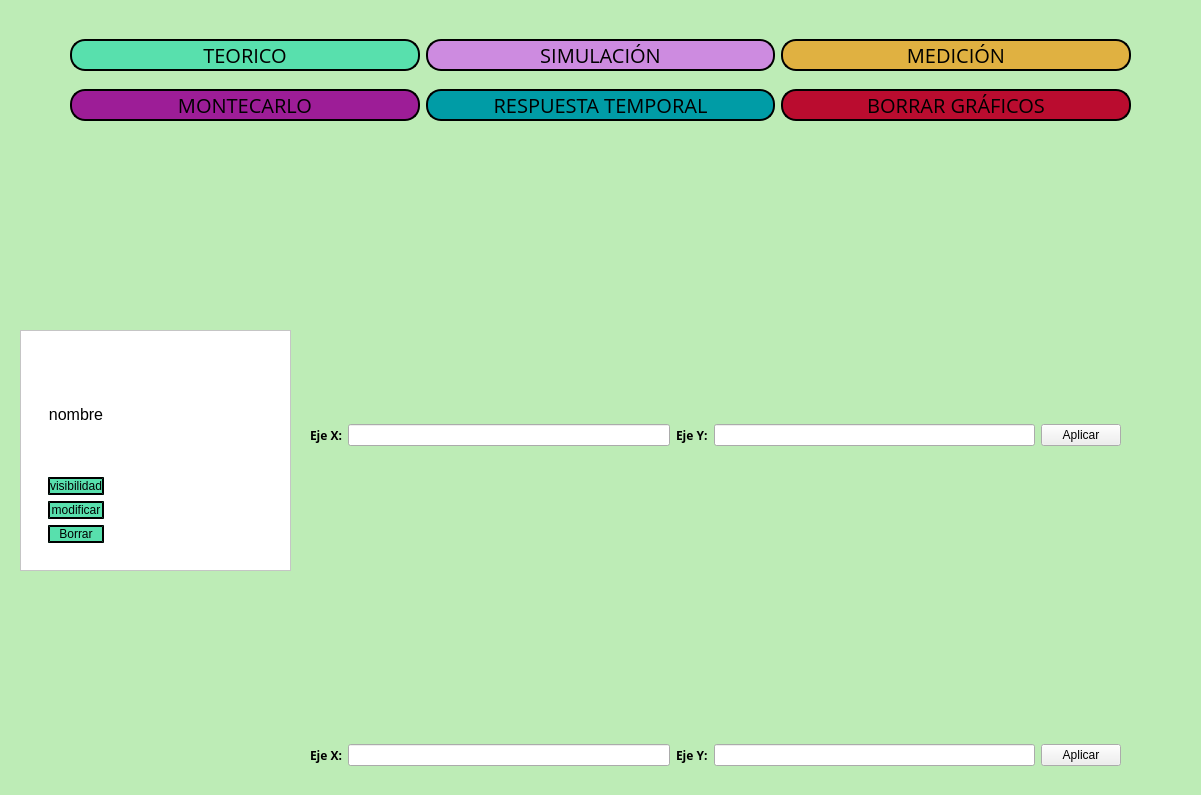
Before: the Qt Designer form frontend/menu.ui in odevincenti/TC-TP1, drawn with Qt 5.
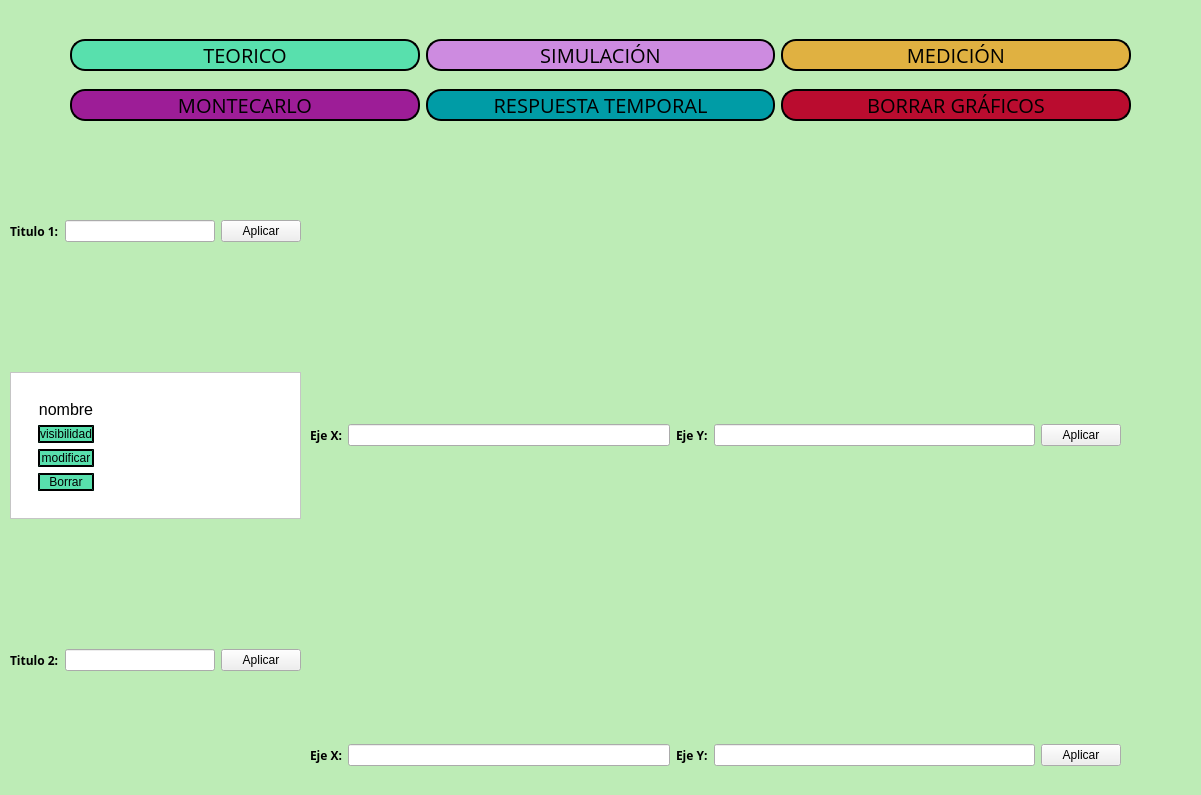
After: the same form once the commit is applied. Custom widgets are drawn as their Qt base class.

Commit message: micho +10 kpo + titulo graficos

```diff
--- a/frontend/menu.ui
+++ b/frontend/menu.ui
@@ -223,122 +223,6 @@
       </item>
      </layout>
     </widget>
-    <widget class="QScrollArea" name="scrollArea">
-     <property name="geometry">
-      <rect>
-       <x>20</x>
-       <y>330</y>
-       <width>271</width>
-       <height>241</height>
-      </rect>
-     </property>
-     <property name="styleSheet">
-      <string notr="true">background:white;</string>
-     </property>
-     <property name="widgetResizable">
-      <bool>true</bool>
-     </property>
-     <widget class="QWidget" name="scrollAreaWidgetContents">
-      <property name="geometry">
-       <rect>
-        <x>0</x>
-        <y>0</y>
-        <width>269</width>
-        <height>239</height>
-       </rect>
-      </property>
-      <layout class="QVBoxLayout" name="verticalLayout_2">
-       <item>
-        <widget class="QWidget" name="CurveList" native="true">
-         <layout class="QHBoxLayout" name="horizontalLayout">
-          <item>
-           <widget class="QWidget" name="Curve_0" native="true">
-            <property name="enabled">
-             <bool>true</bool>
-            </property>
-            <layout class="QVBoxLayout" name="verticalLayout">
-             <item>
-              <widget class="QLabel" name="nombre_list">
-               <property name="font">
-                <font>
-                 <pointsize>12</pointsize>
-                </font>
-               </property>
-               <property name="styleSheet">
-                <string notr="true"/>
-               </property>
-               <property name="text">
-                <string>nombre</string>
-               </property>
-               <property name="alignment">
-                <set>Qt::AlignCenter</set>
-               </property>
-              </widget>
-             </item>
-             <item>
-              <widget class="QPushButton" name="visibilidad_list">
-               <property name="styleSheet">
-                <string notr="true">background-color:rgb(88, 224, 173);
-border-radius:15px;
-border-style: outset;
-border-width: 2px;
-border-color: black;</string>
-               </property>
-               <property name="text">
-                <string>visibilidad</string>
-               </property>
-              </widget>
-             </item>
-             <item>
-              <widget class="QPushButton" name="modificar_list">
-               <property name="styleSheet">
-                <string notr="true">background-color:rgb(88, 224, 173);
-border-radius:15px;
-border-style: outset;
-border-width: 2px;
-border-color: black;</string>
-               </property>
-               <property name="text">
-                <string>modificar</string>
-               </property>
-              </widget>
-             </item>
-             <item>
-              <widget class="QPushButton" name="borrar_list">
-               <property name="styleSheet">
-                <string notr="true">background-color:rgb(88, 224, 173);
-border-radius:15px;
-border-style: outset;
-border-width: 2px;
-border-color: black;</string>
-               </property>
-               <property name="text">
-                <string>Borrar</string>
-               </property>
-              </widget>
-             </item>
-            </layout>
-           </widget>
-          </item>
-          <item>
-           <spacer name="horizontalSpacer">
-            <property name="orientation">
-             <enum>Qt::Horizontal</enum>
-            </property>
-            <property name="sizeHint" stdset="0">
-             <size>
-              <width>40</width>
-              <height>20</height>
-             </size>
-            </property>
-           </spacer>
-          </item>
-         </layout>
-        </widget>
-       </item>
-      </layout>
-     </widget>
-    </widget>
     <widget class="QWidget" name="horizontalLayoutWidget">
      <property name="geometry">
       <rect>
@@ -451,6 +335,210 @@
       </item>
      </layout>
     </widget>
+    <widget class="QWidget" name="verticalLayoutWidget_3">
+     <property name="geometry">
+      <rect>
+       <x>10</x>
+       <y>220</y>
+       <width>291</width>
+       <height>451</height>
+      </rect>
+     </property>
+     <layout class="QVBoxLayout" name="verticalLayout_3">
+      <item>
+       <layout class="QHBoxLayout" name="horizontalLayout_4">
+        <item>
+         <widget class="QLabel" name="ejexlabel_3">
+          <property name="font">
+           <font>
+            <family>Open Sans</family>
+            <weight>75</weight>
+            <bold>true</bold>
+           </font>
+          </property>
+          <property name="text">
+           <string>Titulo 1:</string>
+          </property>
+         </widget>
+        </item>
+        <item>
+         <widget class="QLineEdit" name="Titulo_1"/>
+        </item>
+        <item>
+         <widget class="QPushButton" name="aplicar_titulo_1">
+          <property name="text">
+           <string>Aplicar</string>
+          </property>
+         </widget>
+        </item>
+       </layout>
+      </item>
+      <item>
+       <spacer name="verticalSpacer_2">
+        <property name="orientation">
+         <enum>Qt::Vertical</enum>
+        </property>
+        <property name="sizeHint" stdset="0">
+         <size>
+          <width>20</width>
+          <height>40</height>
+         </size>
+        </property>
+       </spacer>
+      </item>
+      <item>
+       <widget class="QScrollArea" name="scrollArea">
+        <property name="styleSheet">
+         <string notr="true">background:white;</string>
+        </property>
+        <property name="widgetResizable">
+         <bool>true</bool>
+        </property>
+        <widget class="QWidget" name="scrollAreaWidgetContents">
+         <property name="geometry">
+          <rect>
+           <x>0</x>
+           <y>0</y>
+           <width>287</width>
+           <height>171</height>
+          </rect>
+         </property>
+         <layout class="QVBoxLayout" name="verticalLayout_2">
+          <item>
+           <widget class="QWidget" name="CurveList" native="true">
+            <layout class="QHBoxLayout" name="horizontalLayout">
+             <item>
+              <widget class="QWidget" name="Curve_0" native="true">
+               <property name="enabled">
+                <bool>true</bool>
+               </property>
+               <layout class="QVBoxLayout" name="verticalLayout">
+                <item>
+                 <widget class="QLabel" name="nombre_list">
+                  <property name="font">
+                   <font>
+                    <pointsize>12</pointsize>
+                   </font>
+                  </property>
+                  <property name="styleSheet">
+                   <string notr="true"/>
+                  </property>
+                  <property name="text">
+                   <string>nombre</string>
+                  </property>
+                  <property name="alignment">
+                   <set>Qt::AlignCenter</set>
+                  </property>
+                 </widget>
+                </item>
+                <item>
+                 <widget class="QPushButton" name="visibilidad_list">
+                  <property name="styleSheet">
+                   <string notr="true">background-color:rgb(88, 224, 173);
+border-radius:15px;
+border-style: outset;
+border-width: 2px;
+border-color: black;</string>
+                  </property>
+                  <property name="text">
+                   <string>visibilidad</string>
+                  </property>
+                 </widget>
+                </item>
+                <item>
+                 <widget class="QPushButton" name="modificar_list">
+                  <property name="styleSheet">
+                   <string notr="true">background-color:rgb(88, 224, 173);
+border-radius:15px;
+border-style: outset;
+border-width: 2px;
+border-color: black;</string>
+                  </property>
+                  <property name="text">
+                   <string>modificar</string>
+                  </property>
+                 </widget>
+                </item>
+                <item>
+                 <widget class="QPushButton" name="borrar_list">
+                  <property name="styleSheet">
+                   <string notr="true">background-color:rgb(88, 224, 173);
+border-radius:15px;
+border-style: outset;
+border-width: 2px;
+border-color: black;</string>
+                  </property>
+                  <property name="text">
+                   <string>Borrar</string>
+                  </property>
+                 </widget>
+                </item>
+               </layout>
+              </widget>
+             </item>
+             <item>
+              <spacer name="horizontalSpacer">
+               <property name="orientation">
+                <enum>Qt::Horizontal</enum>
+               </property>
+               <property name="sizeHint" stdset="0">
+                <size>
+                 <width>40</width>
+                 <height>20</height>
+                </size>
+               </property>
+              </spacer>
+             </item>
+            </layout>
+           </widget>
+          </item>
+         </layout>
+        </widget>
+       </widget>
+      </item>
+      <item>
+       <spacer name="verticalSpacer">
+        <property name="orientation">
+         <enum>Qt::Vertical</enum>
+        </property>
+        <property name="sizeHint" stdset="0">
+         <size>
+          <width>20</width>
+          <height>40</height>
+         </size>
+        </property>
+       </spacer>
+      </item>
+      <item>
+       <layout class="QHBoxLayout" name="horizontalLayout_5">
+        <item>
+         <widget class="QLabel" name="ejexlabel_4">
+          <property name="font">
+           <font>
+            <family>Open Sans</family>
+            <weight>75</weight>
+            <bold>true</bold>
+           </font>
+          </property>
+          <property name="text">
+           <string>Titulo 2:</string>
+          </property>
+         </widget>
+        </item>
+        <item>
+         <widget class="QLineEdit" name="Titulo_2"/>
+        </item>
+        <item>
+         <widget class="QPushButton" name="aplicar_titulo_2">
+          <property name="text">
+           <string>Aplicar</string>
+          </property>
+         </widget>
+        </item>
+       </layout>
+      </item>
+     </layout>
+    </widget>
    </widget>
   </widget>
  </widget>
```
The commit also changes 1 other file.
